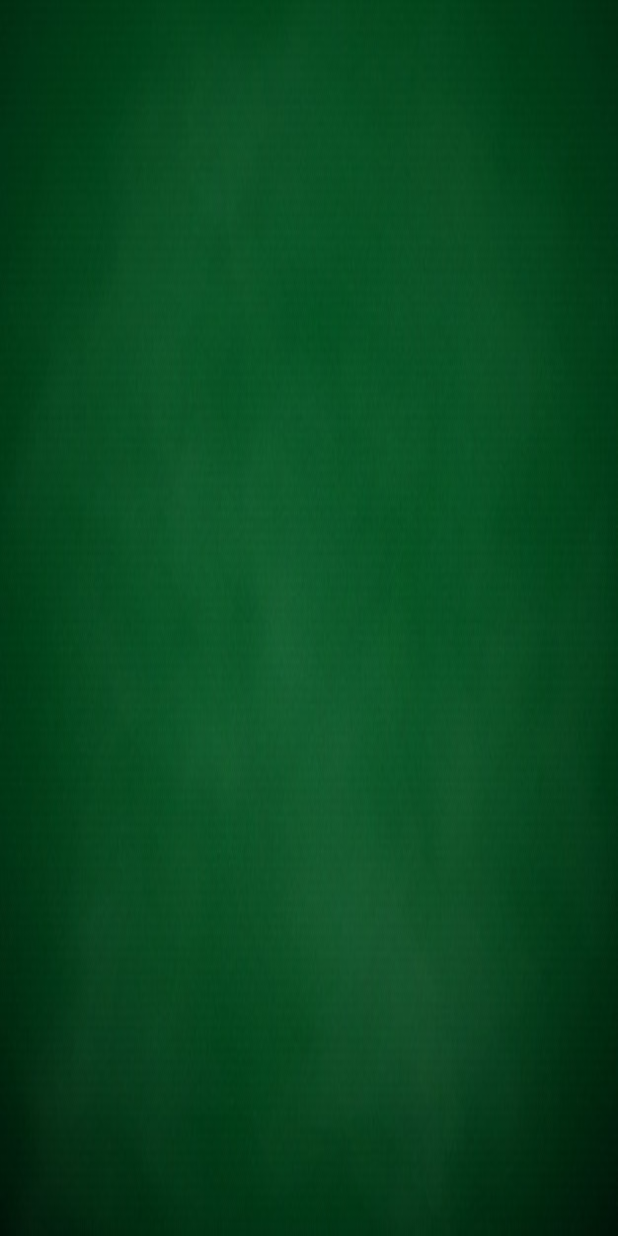
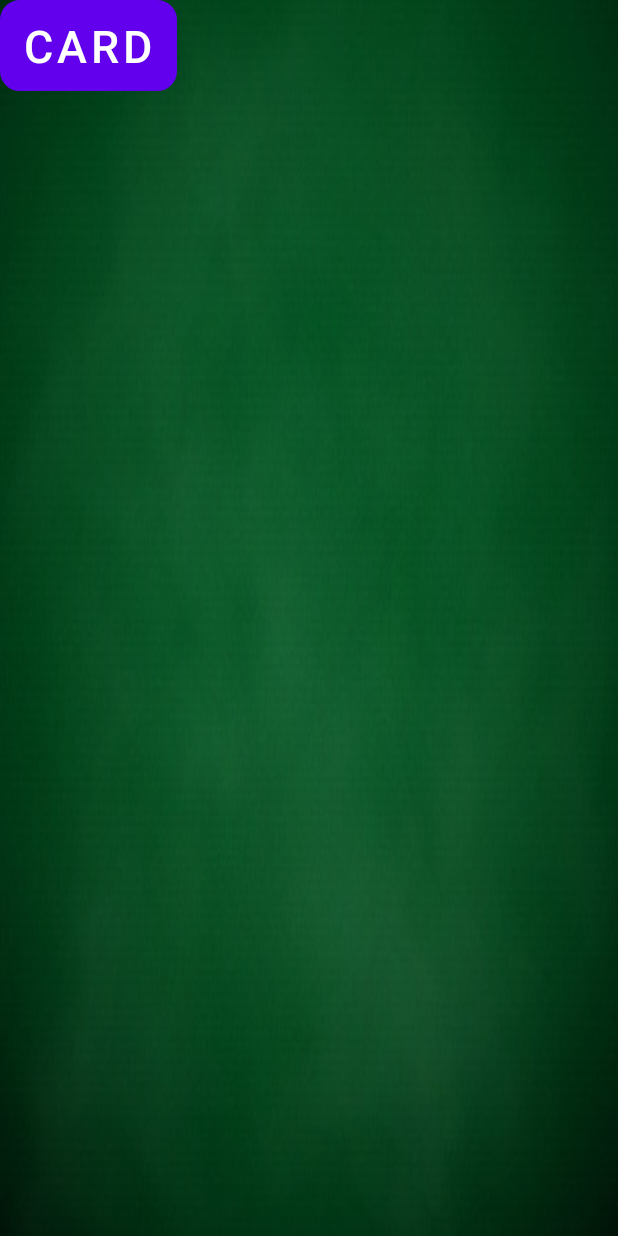
Before and after one commit to lyaksandra/PokerCalculatorimmisso, an Android app: the layout activity_four_play.xml on its own in the app's theme, with its tools: preview values and no code run, on a phone screen of 412 x 824 dp. Run offline under Robolectric (Android 15) with nearby library versions, the phone set to English and light mode, and no system bars.

Commit message:
commit10

```diff
--- /dev/null
+++ b/app/src/main/res/drawable/card_button_bg.xml
@@ -0,0 +1,6 @@
+<?xml version="1.0" encoding="utf-8"?>
+    <shape xmlns:android="http://schemas.android.com/apk/res/android"
+        android:shape="rectangle">
+        <corners android:radius="3dp" />
+        <stroke android:width="30px" android:color="#22763d"/>
+    </shape>
--- a/app/src/main/res/layout/activity_four_play.xml
+++ b/app/src/main/res/layout/activity_four_play.xml
@@ -1,31 +1,19 @@
 <?xml version="1.0" encoding="utf-8"?>
 <androidx.constraintlayout.widget.ConstraintLayout xmlns:android="http://schemas.android.com/apk/res/android"
-    xmlns:app="http://schemas.android.com/apk/res-auto"
     xmlns:tools="http://schemas.android.com/tools"
     android:layout_width="match_parent"
     android:layout_height="match_parent"
     tools:context=".FourPlayActivity"
-    android:orientation="vertical"
+    android:orientation="horizontal"
     android:background="@drawable/poker_table">
 
-    <LinearLayout
-        android:layout_width="match_parent"
-        android:layout_height="match_parent"
-        android:orientation="vertical"
-        android:weightSum="4">
-
-        <FrameLayout
-            android:id="@+id/one"
-            android:layout_width="match_parent"
-            android:layout_height="match_parent"
-            android:layout_weight="3" />
-
-        <FrameLayout
-            android:id="@+id/two"
-            android:layout_width="match_parent"
-            android:layout_height="match_parent"
-            android:layout_weight="1" />
+    <Button
+        android:id="@+id/b_card_choose"
+        android:layout_width="wrap_content"
+        android:layout_height="wrap_content"
+        android:background="@drawable/card_button_bg"
+        android:text="card"
+        android:textSize="30sp" />
 
 
-    </LinearLayout>
 </androidx.constraintlayout.widget.ConstraintLayout>
--- a/app/src/main/res/values/colors.xml
+++ b/app/src/main/res/values/colors.xml
@@ -11,4 +11,5 @@
 <!--    table color-->
     <color name="poker_table">#22763d</color>
     <color name="first_buttons">#bd4337</color>
+    <color name="halfWhite">#0FFFFFFF</color>
 </resources>
```
Also changed, not shown: app/src/main/AndroidManifest.xml (+6 -3 lines), app/src/main/java/com/example/pokercalculatorimmisso/GridLayoutManager.java (added, +14 -0 lines), app/src/main/res/layout/activity_grid_layout_manager.xml (added, +25 -0 lines).
